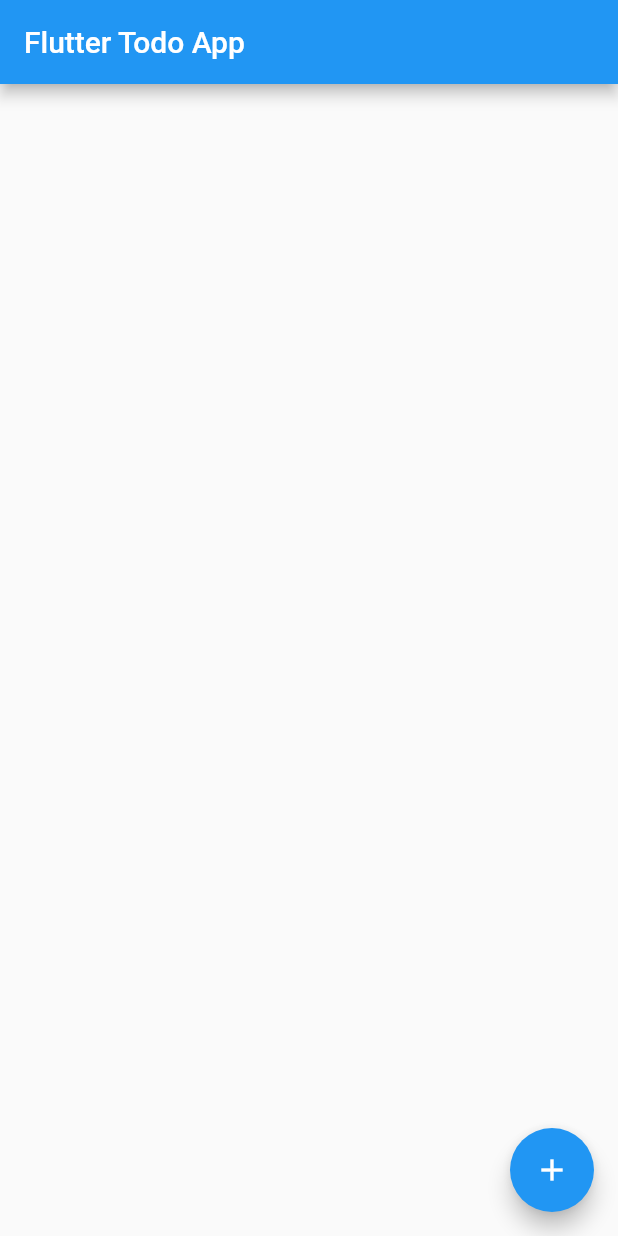
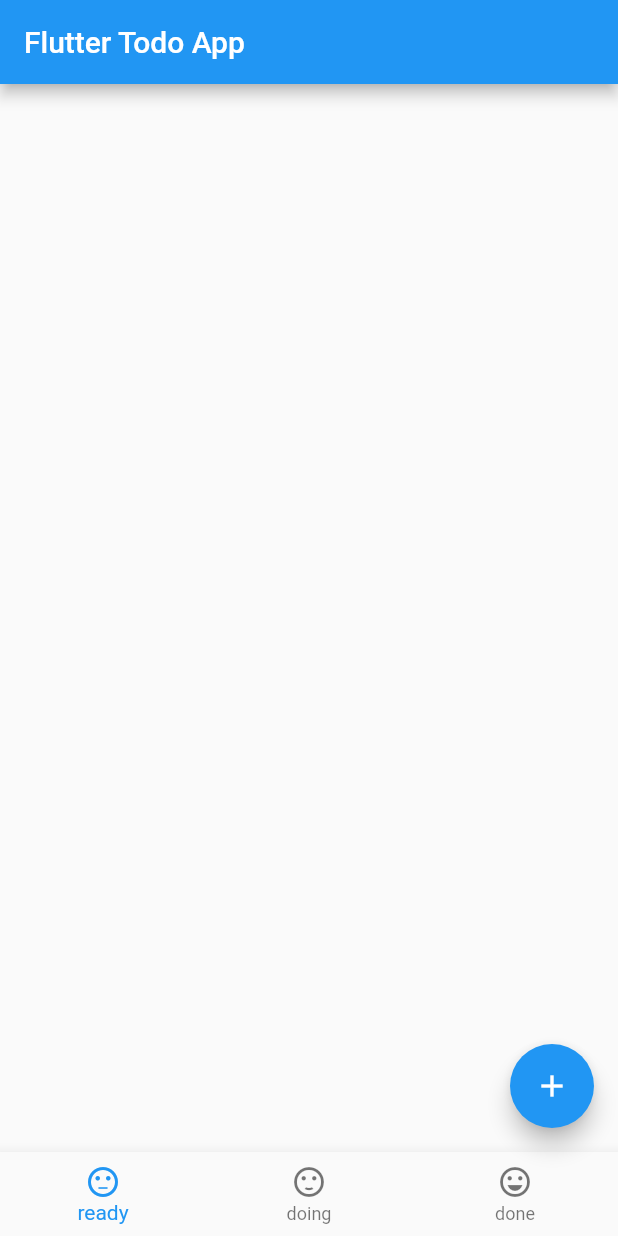
Before and after one commit to murakamiii/flutterTodo, a Flutter app: the screen it shows after launch, on a phone screen of 412 x 824 dp. Run offline on Flutter 3.47's test engine with Material 2 defaults, Android fonts, the phone set to English and light mode, and no system bars.

```diff
--- a/lib/main.dart
+++ b/lib/main.dart
@@ -55,6 +55,18 @@ class _MyHomePageState extends State<MyHomePage> {
         tooltip: 'Increment',
         child: Icon(Icons.add),
       ), // This trailing comma makes auto-formatting nicer for build methods.
+      bottomNavigationBar: BottomNavigationBar(currentIndex: 0, items: [
+        BottomNavigationBarItem(
+          icon: new Icon(Icons.sentiment_neutral),
+          title: new Text('ready'),
+        ),
+        BottomNavigationBarItem(
+          icon: new Icon(Icons.sentiment_satisfied),
+          title: new Text('doing'),
+        ),
+        BottomNavigationBarItem(
+            icon: Icon(Icons.sentiment_very_satisfied), title: Text('done'))
+      ]),
     );
   }
 
```
